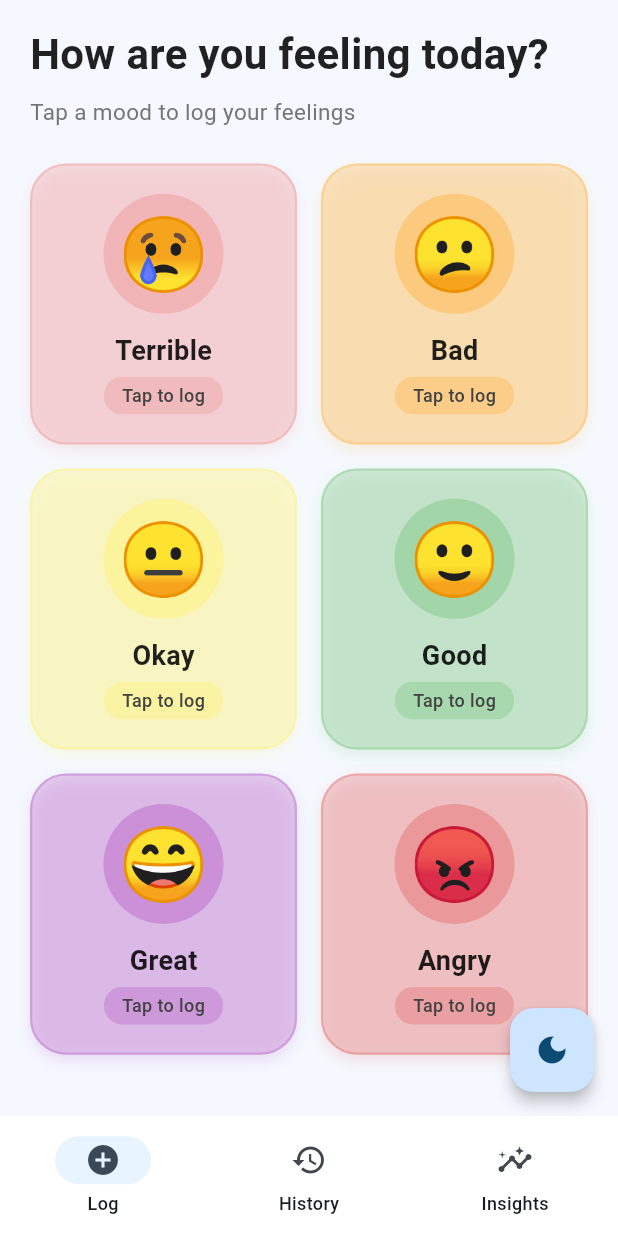
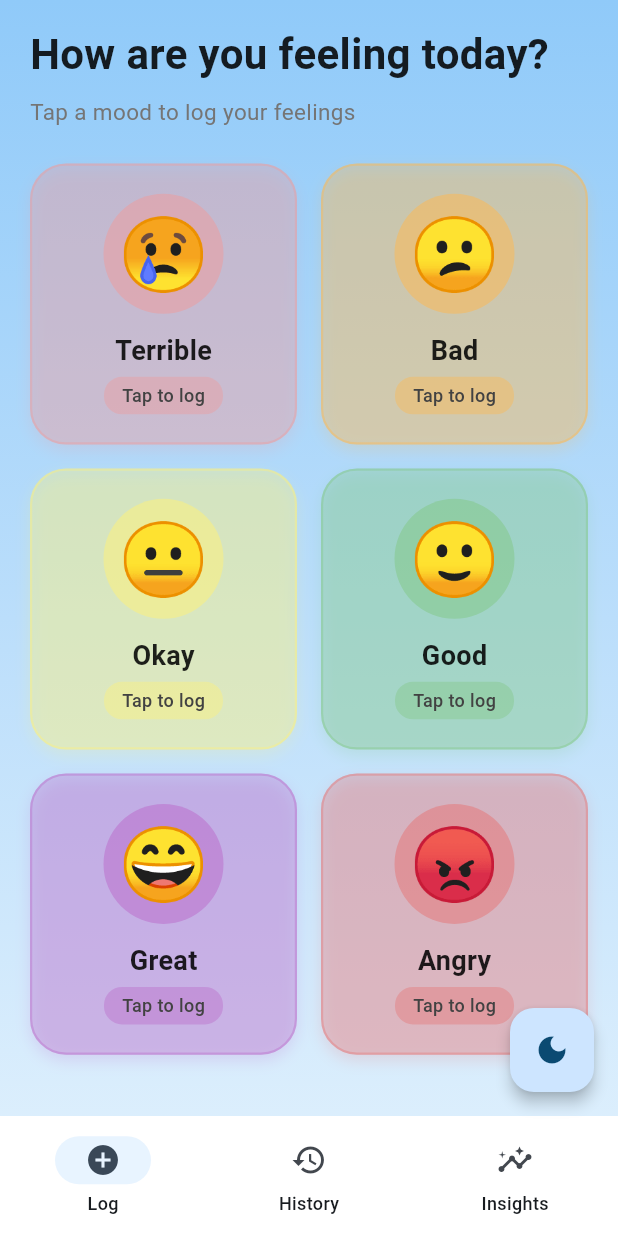
Before and after one commit to Rohit-Chandra-007/DailyPulse, a Flutter app: the screen it shows after launch, on a phone screen of 412 x 824 dp. Run offline on Flutter 3.47's test engine with Material 3 defaults, Android fonts, the light colour scheme and no system bars; our stand-ins replace fl_chart, hive, hive_flutter; accounts and stored records are empty.

Commit message:
feat(ui): Enhance background gradient and screen layout
- Extend background gradient in light mode with additional blue shade
- Make app scaffold background transparent for better visual integration
- Disable bottom safe area in log mood screen for full-screen design
- Improve overall visual consistency and layout responsiveness

```diff
--- a/lib/app_scaffold.dart
+++ b/lib/app_scaffold.dart
@@ -27,13 +27,14 @@ class _AppScaffoldState extends State<AppScaffold> {
           end: Alignment.bottomCenter,
           colors: isDark
               ? [const Color(0xFF1E1E1E), const Color(0xFF121212)]
-              : [Colors.blue.shade200, Colors.blue.shade100],
+              : [Colors.blue.shade200,Colors.blue.shade100 ,Colors.blue.shade50],
         ),
       ),
 
       child: SafeArea(
         bottom: false,
         child: Scaffold(
+          backgroundColor: Colors.transparent,
           body: _screens[_currentIndex],
           floatingActionButton: FloatingActionButton(
             onPressed: widget.onThemeToggle,
--- a/lib/features/log/log_mood_screen.dart
+++ b/lib/features/log/log_mood_screen.dart
@@ -259,6 +259,7 @@ class _AddNoteScreenState extends State<AddNoteScreen> {
     return Scaffold(
       backgroundColor: widget.mood.color,
       body: SafeArea(
+        bottom: false,
         child: Column(
           children: [
             // Custom App Bar
```
